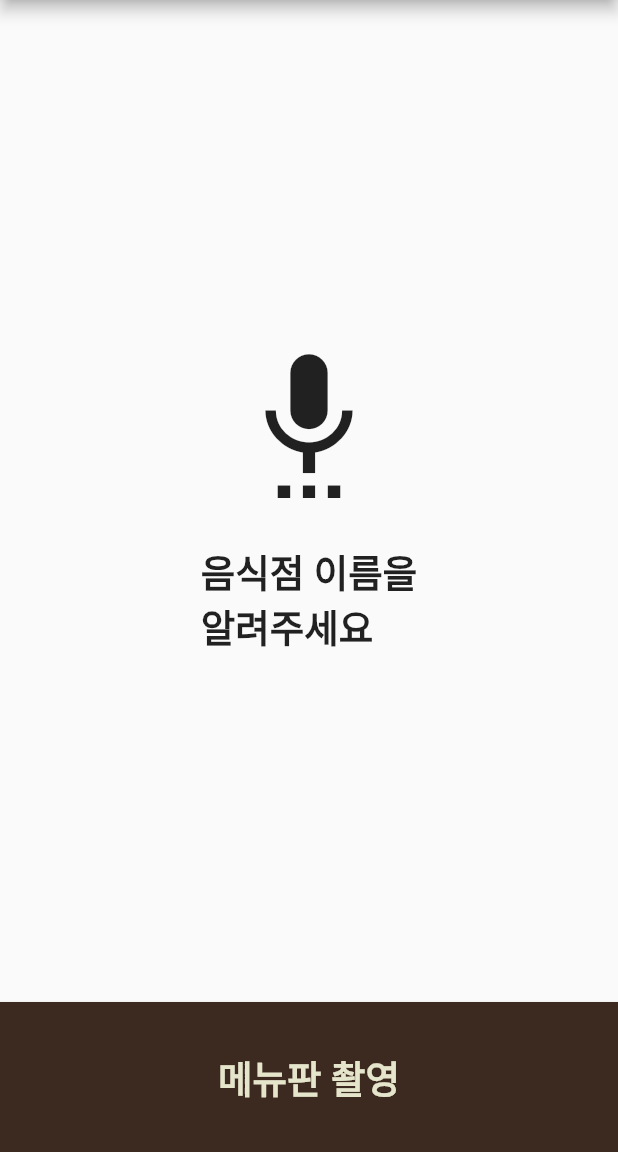
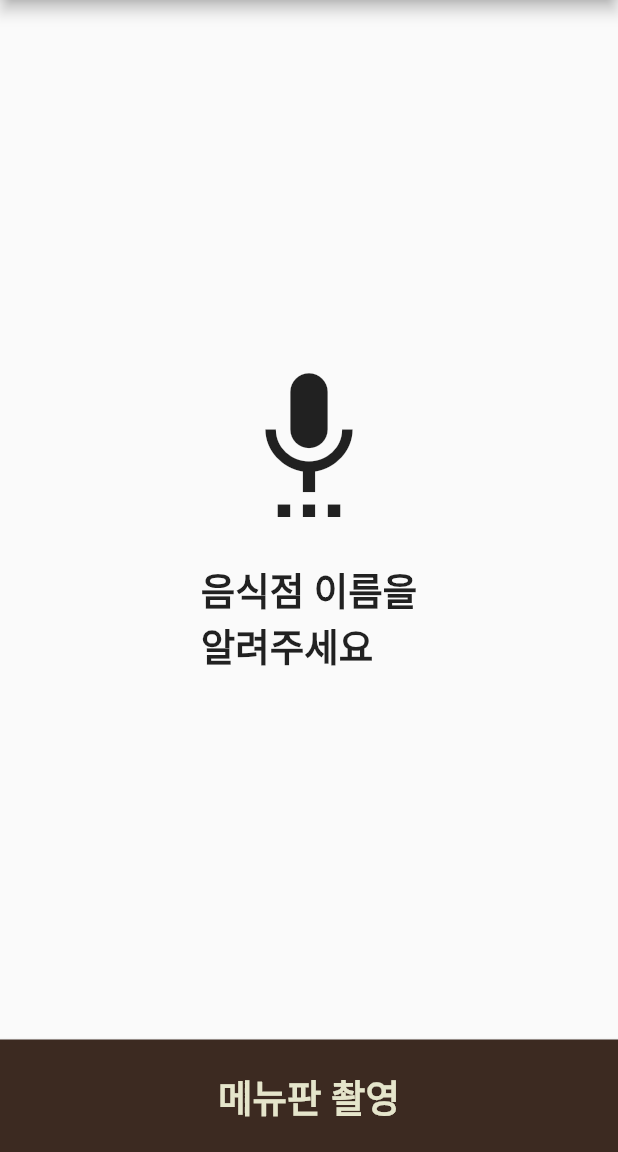
Before and after one commit to GDSC-CAU/Blinder, a Flutter app: the screen it shows after launch, on a phone screen of 412 x 824 dp, the part 84-1236 px from its top. Run offline on Flutter 3.47's test engine with Material 2 defaults, Android fonts, the phone set to English and light mode, and no system bars; our stand-ins replace camera, flutter_tts; Roboto replaces fonts that are missing (Jura).

Commit message:
design: update custom button UI to make better UX for blind peoples

```diff
--- a/app/lib/common/widgets/bottom_button.dart
+++ b/app/lib/common/widgets/bottom_button.dart
@@ -3,40 +3,41 @@ import 'package:app/utils/tts.dart';
 import 'package:flutter/material.dart';
 
 class BottomButton extends StatelessWidget {
+  static double bottomButtonHeight = 75;
+
+  final void Function() onPressed;
+  final String text;
+  final String? ttsText;
+
   const BottomButton({
     super.key,
     required this.text,
     required this.onPressed,
-    this.child,
+    this.ttsText,
   });
-
-  final void Function() onPressed;
-  final String text;
-  final Widget? child;
 
   @override
   Widget build(BuildContext context) {
     final width = MediaQuery.of(context).size.width;
 
     return ElevatedButton(
+      onPressed: () {
+        if (ttsText != null) ttsController.speak(ttsText!);
+        onPressed();
+      },
       style: ElevatedButton.styleFrom(
         alignment: Alignment.center,
         backgroundColor: Palette.$brown700,
         splashFactory: NoSplash.splashFactory,
         foregroundColor: Palette.$brown100,
-        fixedSize: Size(width, 100),
+        fixedSize: Size(width, bottomButtonHeight),
         shape: RoundedRectangleBorder(
           borderRadius: BorderRadius.circular(0),
         ),
         elevation: 2,
         enableFeedback: true,
       ),
-      onPressed: () {
-        ttsController.speak(text);
-        onPressed();
-      },
-      child: child ??
-          Text(
+      child: Text(
         text,
         style: const TextStyle(
           fontSize: 25,
```
Also changed, not shown: app/lib/common/widgets/menu_button.dart (+9 -5 lines). Lines whose indentation alone changed are shown as unchanged.
